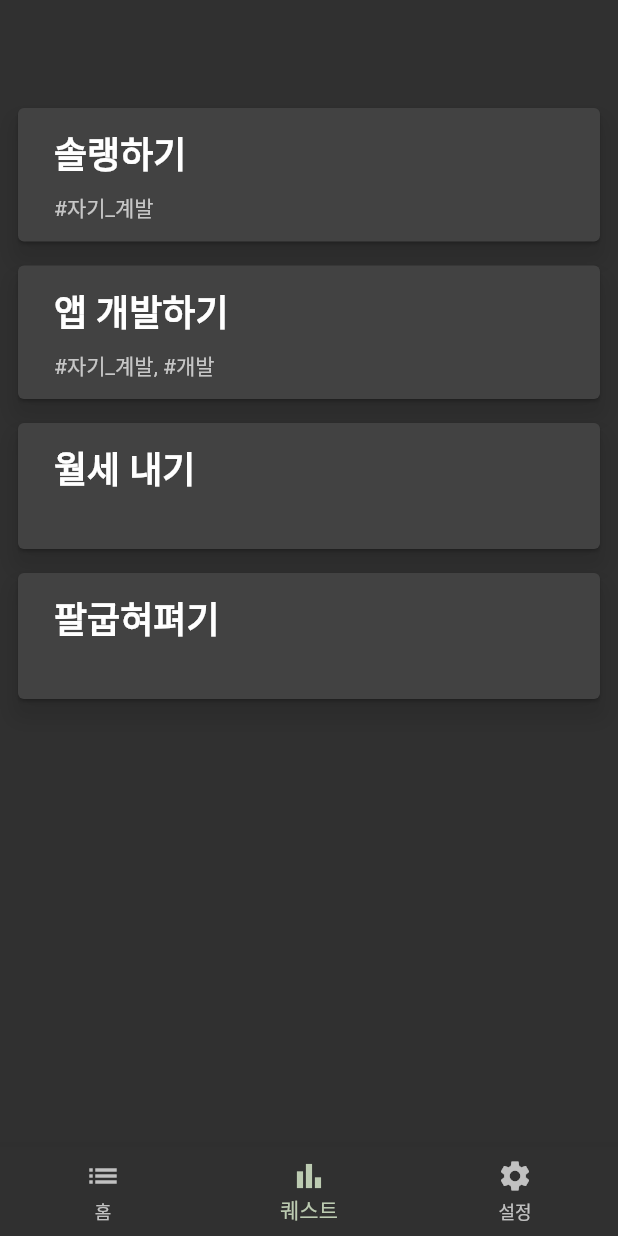
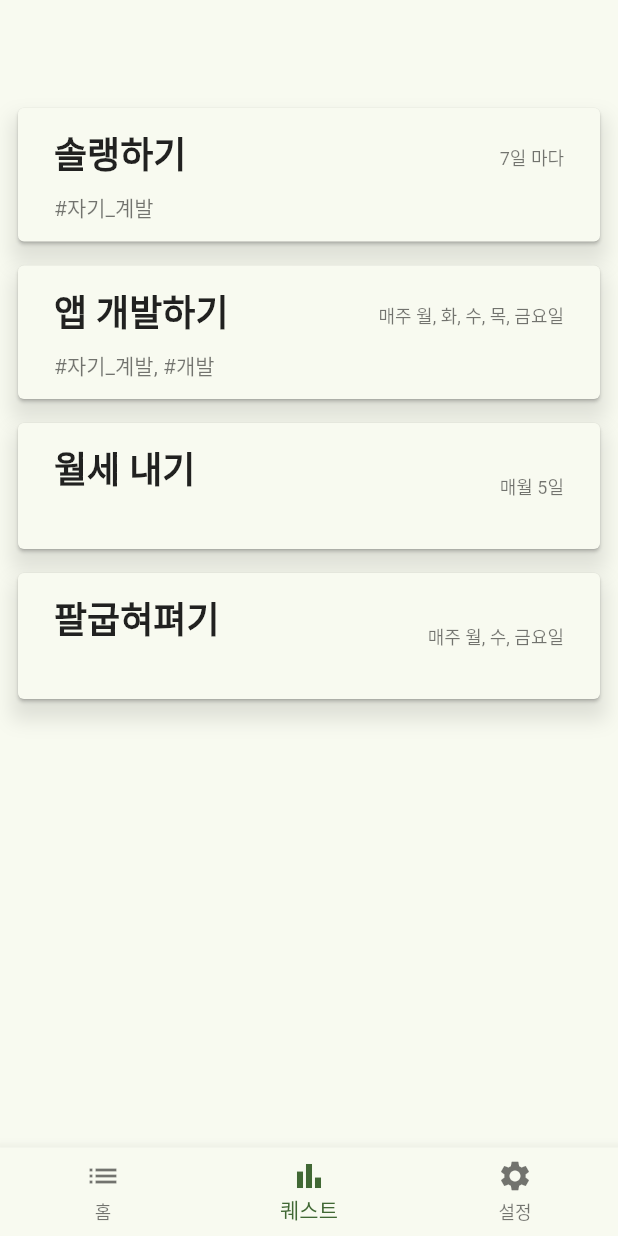
Before and after one commit to lockcept/Quelendar, a Flutter app: the screen it shows after launch, on a phone screen of 412 x 824 dp. Run offline on Flutter 3.47's test engine with Material 2 defaults, Android fonts, the phone set to English and light mode, and no system bars; our stand-ins replace nanoid; Roboto replaces fonts that are missing (Hind).

Commit message:
feat: 반복 메세지

```diff
--- a/lib/body/quest_body.dart
+++ b/lib/body/quest_body.dart
@@ -11,7 +11,6 @@ class QuestBody extends StatelessWidget {
   @override
   Widget build(BuildContext context) {
     final questMap = context.watch<QuestProvider>().questMap;
-    log(questMap.toString());
 
     final itemCount = questMap.length;
 
--- a/lib/item/quest_item.dart
+++ b/lib/item/quest_item.dart
@@ -2,6 +2,26 @@ import 'package:flutter/material.dart';
 import 'package:provider/provider.dart';
 import 'package:quest_tracker/quest.dart';
 import 'package:quest_tracker/quest_provider.dart';
+
+String getRepeatMessage(Quest quest) {
+  final repeatCycle = quest.repeatCycle;
+  final repeatData = quest.repeatData;
+  switch (repeatCycle) {
+    case RepeatCycle.none:
+      return "반복 없음";
+    case RepeatCycle.days:
+      if (repeatData.isEmpty) break;
+      return "${repeatData[0]}일 마다";
+    case RepeatCycle.week:
+      if (repeatData.isEmpty) break;
+      const daysString = ['월', '화', '수', '목', '금', '토', '일'];
+      return "매주 ${repeatData.map((int idx) => daysString[idx]).join(", ")}요일";
+    case RepeatCycle.month:
+      if (repeatData.isEmpty) break;
+      return "매월 ${repeatData[0]}일";
+  }
+  return "반복 없음";
+}
 
 class QuestItem extends StatelessWidget {
   final Quest quest;
@@ -14,6 +34,9 @@ class QuestItem extends StatelessWidget {
       final tag = tagMap[id];
       if (tag != null) return "#${tag.name}";
     });
+
+    final repeatMessage = getRepeatMessage(quest);
+
     return Container(
       margin: const EdgeInsets.symmetric(vertical: 4.0),
       decoration: BoxDecoration(
@@ -42,6 +65,13 @@ class QuestItem extends StatelessWidget {
           subtitle: Padding(
             padding: const EdgeInsets.only(top: 8.0),
             child: Text(tagNameList.join((", "))),
+          ),
+          trailing: Text(
+            repeatMessage,
+            style: TextStyle(
+              fontSize: 12,
+              color: Theme.of(context).textTheme.bodySmall?.color,
+            ),
           ),
           onTap: () {
             Navigator.push(
--- a/lib/main.dart
+++ b/lib/main.dart
@@ -16,14 +16,10 @@ class App extends StatelessWidget {
   @override
   Widget build(BuildContext context) {
     return MaterialApp(
-      theme: ThemeData(
-        colorScheme: ColorScheme.fromSeed(
-            seedColor: const Color(0xFF40F909), brightness: Brightness.dark),
-        textTheme: const TextTheme(
-          displayLarge: TextStyle(fontSize: 72, fontWeight: FontWeight.bold),
-          bodyMedium: TextStyle(fontSize: 14, fontFamily: 'Hind'),
-        ),
-      ),
+      theme: ThemeData.from(
+          colorScheme: ColorScheme.fromSeed(
+              seedColor: const Color(0xFF40F909),
+              brightness: Brightness.light)),
       home: const QuestTracker(),
     );
   }
```
